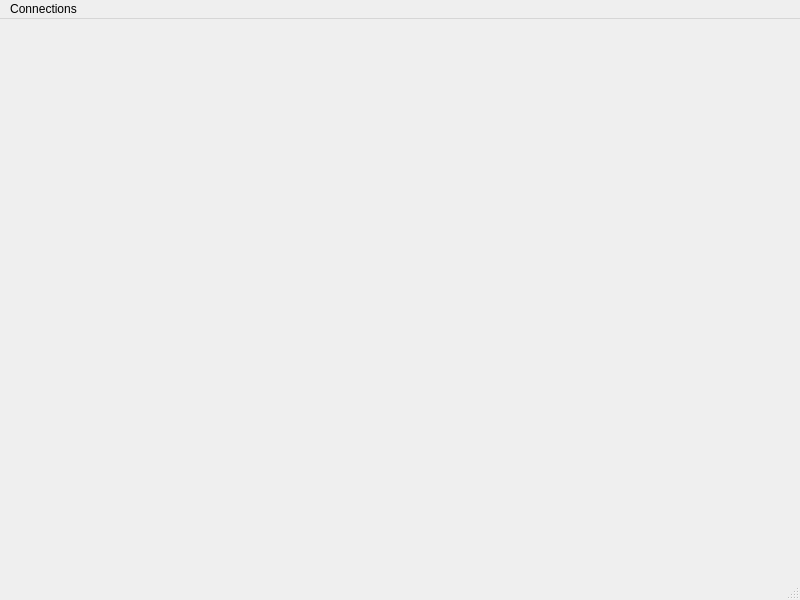
Qt form resources/App.ui (dingzb/mj-tools) before a commit.
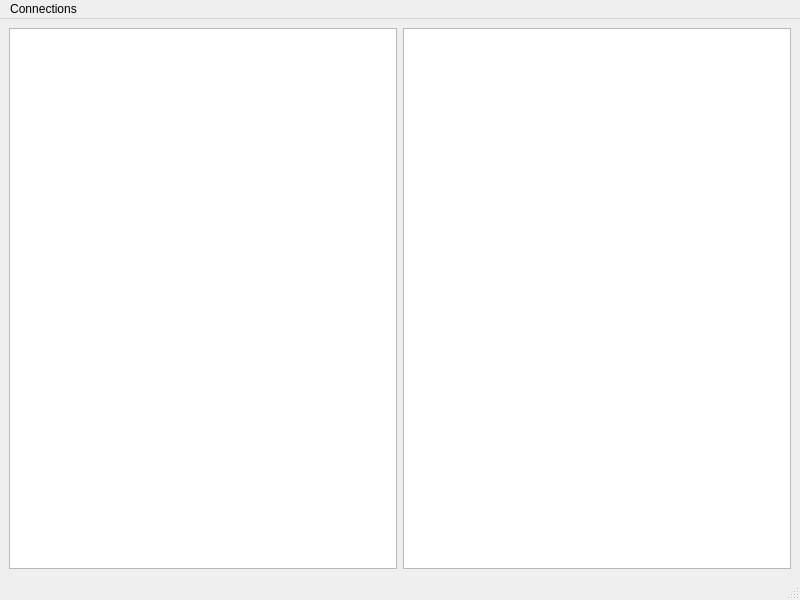
The same form after that commit.

```diff
--- a/resources/App.ui
+++ b/resources/App.ui
@@ -13,7 +13,20 @@
   <property name="windowTitle">
    <string>MainWindow</string>
   </property>
-  <widget class="QWidget" name="centralwidget"/>
+  <widget class="QWidget" name="centralwidget">
+   <layout class="QHBoxLayout" name="horizontalLayout_2">
+    <item>
+     <widget class="QListWidget" name="listWidget"/>
+    </item>
+    <item>
+     <layout class="QVBoxLayout" name="verticalLayout_3">
+      <item>
+       <widget class="QTableView" name="tableView"/>
+      </item>
+     </layout>
+    </item>
+   </layout>
+  </widget>
   <widget class="QMenuBar" name="menubar">
    <property name="geometry">
     <rect>
```
